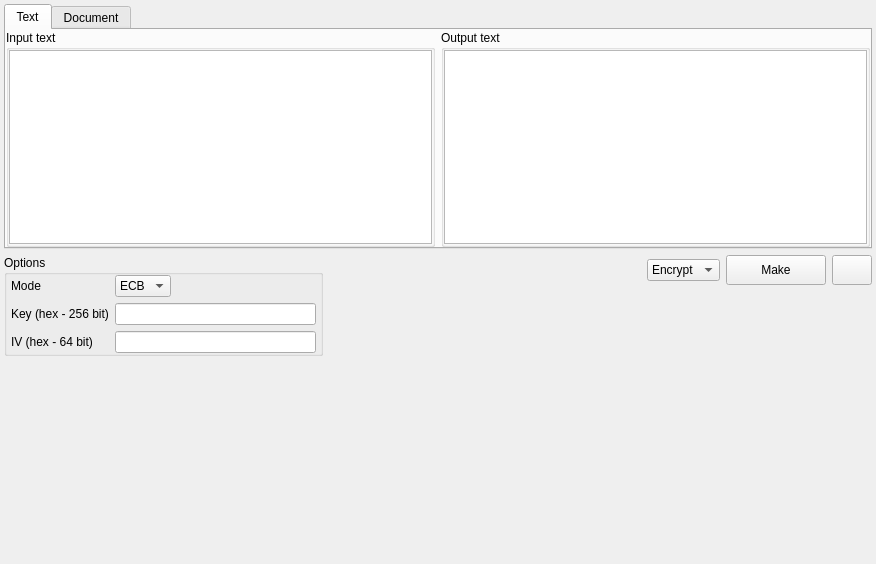
Above: app/gui/symmetric/gost/gost.ui from vasilypht/crypto-methods before the change. Below: the same form after it.
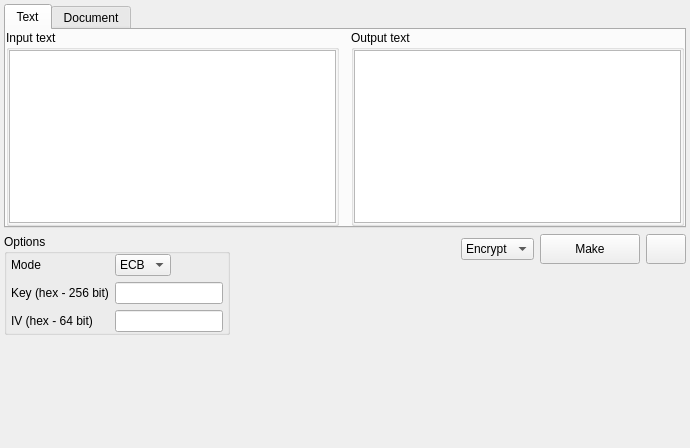
That is the form after the change.

```diff
--- a/app/gui/symmetric/gost/gost.ui
+++ b/app/gui/symmetric/gost/gost.ui
@@ -6,8 +6,8 @@
    <rect>
     <x>0</x>
     <y>0</y>
-    <width>876</width>
-    <height>564</height>
+    <width>690</width>
+    <height>448</height>
    </rect>
   </property>
   <property name="windowTitle">
@@ -42,6 +42,9 @@
        <string>Text</string>
       </attribute>
       <layout class="QHBoxLayout" name="horizontalLayout">
+       <property name="spacing">
+        <number>12</number>
+       </property>
        <property name="leftMargin">
         <number>0</number>
        </property>
@@ -131,7 +134,7 @@
          </property>
          <property name="maximumSize">
           <size>
-           <width>700</width>
+           <width>400</width>
            <height>16777215</height>
           </size>
          </property>
```
